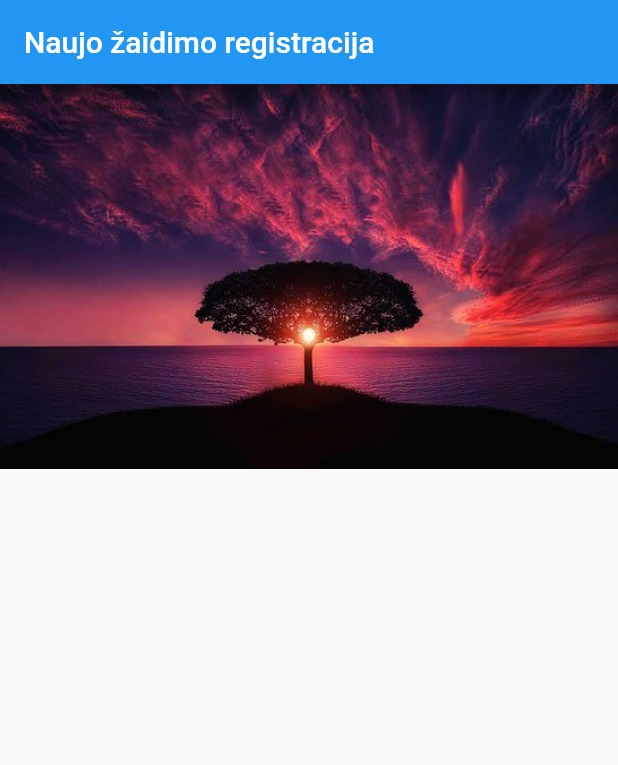
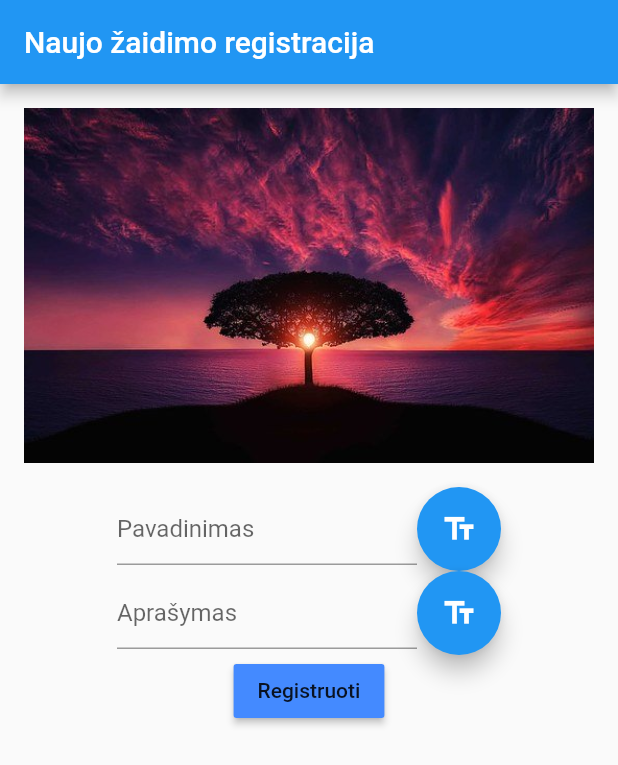
Before and after one commit to Rokcas/nma_games, a Flutter app: the screen it shows after launch, on a phone screen of 412 x 824 dp. Shown: the top 765 px of the screen. Run offline on Flutter 3.47's test engine with Material 2 defaults, Android fonts, the phone set to English and light mode, and no system bars.

Commit message:
Added add_game_page.dart file

```diff
--- a/lib/add_game_page.dart
+++ b/lib/add_game_page.dart
@@ -1,19 +1,52 @@
 import 'package:flutter/material.dart';
+import 'package:nma_games/widgets/text_field_widget.dart';
 
 class AddGamePage extends StatelessWidget {
+
+
   @override
   Widget build(BuildContext context) {
+    var pav = TextFieldWidget(value: "Pavadinimas");
+    var apr = TextFieldWidget(value: "Aprašymas");
+    var own = TextFieldWidget(value: "Aprašymas");
     return Scaffold(
       appBar: AppBar(
         title: Text("Naujo žaidimo registracija"),
       ),
-      body: Center(
-        child: Column(
-          children:[
-            Container(child: Image.asset("assets/placeholder.jpg")),
+      body: Column(
+          children:
+          [
+            Center(
+              child: Column(
+                children: [
+                  Padding(
+                    padding: const EdgeInsets.all(16.0),
+                    child: Container(child: Image.asset("assets/placeholder.jpg")),
+                  ),
+                  Center(child: pav),
+                  Center(child: apr)
 
+                ],
+              ),
+            ),
+            RaisedButton(
+//              tooltip: "Registruoti",
+              child: Text("Registruoti"),
+              color:Colors.blueAccent,
+              onPressed: (){
+                return showDialog(
+                  context: context,
+                  builder: (context) {
+                    return AlertDialog(
+                      // Retrieve the text the user has entered by using the
+                      // TextEditingController.
+                      content: Text(pav.getVal()),
+                    );
+                  },
+                );
+              },
+            ),
           ]
-        ),
       ),
     );
   }
--- a/lib/widgets/text_field_widget.dart
+++ b/lib/widgets/text_field_widget.dart
@@ -1,19 +1,67 @@
+import 'dart:ui';
 
 import 'package:flutter/material.dart';
 
 class TextFieldWidget extends StatefulWidget {
+
+  final myController = TextEditingController();
+
+//  @override
+//  void dispose() {
+//     Clean up the controller when the widget is disposed.
+//    myController.dispose();
+//    super.dispose();
+//  }
+
+
+  final String value ;
+  TextFieldWidget({Key key, this.value});
+
   @override
-  _TextFieldWidgetState createState() => _TextFieldWidgetState();
+  _TextFieldWidgetState createState() => _TextFieldWidgetState(value:value, myController:myController);
+
+  String getVal(){
+    print("esu cia");
+    print(myController.text);
+    return myController.text;
+  }
 }
 
 class _TextFieldWidgetState extends State<TextFieldWidget> {
+  String value;
+  final myController;
+  _TextFieldWidgetState({Key key, this.value, this.myController});
+
   @override
   Widget build(BuildContext context) {
+
     return Row(
       children: [
+        Container(
+          width: 200,
+          child: TextField(
+            decoration: InputDecoration(hintText: value),
+            controller: myController,
+//          selectionWidthStyle: BoxWidthStyle.max,
+          ),
+        ),
+        FloatingActionButton(
+          onPressed: () {
+            return showDialog(
+              context: context,
+              builder: (context) {
+                return AlertDialog(
+                  content: Text(myController.text),
+                );
+              },
+            );
+          },
+          tooltip: 'Show me the value!',
+          child: Icon(Icons.text_fields),
+        )
 
       ],
+      mainAxisAlignment: MainAxisAlignment.center,
     );
-
   }
 }
```
